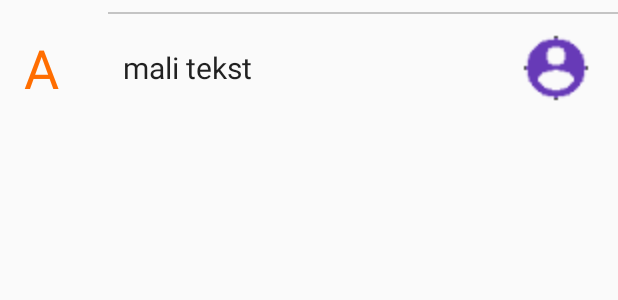
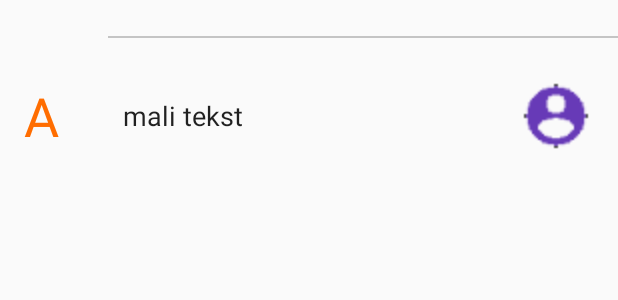
Before and after one commit to milenaasic/ContactTest, an Android app: the layout fragment_contact_item.xml on its own in the app's theme, with its tools: preview values and no code run, on a phone screen of 412 x 824 dp. Shown: the top 300 px of the screen. Run offline under Robolectric (Android 15) with nearby library versions, the phone set to English and light mode, and no system bars.

Commit message:
27-11-17

```diff
--- a/app/src/main/java/com/example/milenaasic/contacttest/DetailFragment.java
+++ b/app/src/main/java/com/example/milenaasic/contacttest/DetailFragment.java
@@ -15,6 +15,7 @@ import android.os.Bundle;
 import android.provider.ContactsContract;
 import android.support.annotation.NonNull;
 import android.support.annotation.Nullable;
+import android.support.constraint.ConstraintLayout;
 import android.support.design.widget.Snackbar;
 import android.support.v4.app.Fragment;
 import android.support.v4.app.LoaderManager;
@@ -75,7 +76,7 @@ public class DetailFragment extends Fragment implements LoaderManager.LoaderCall
 
 
     TextView phoneNumber0;
-    LinearLayout cardView0;
+    ConstraintLayout cardView0;
 
     public DetailFragment() {
         // Required empty public constructor
@@ -121,7 +122,7 @@ public class DetailFragment extends Fragment implements LoaderManager.LoaderCall
         GlideApp.with(this)
                 .load(photoThumbUri)
                 .centerCrop()
-                .error(R.drawable.ikonaobrisplava)
+                .error(R.color.colorPrimary)
                 .into(image);
 
         return rootView;
--- a/app/src/main/java/com/example/milenaasic/contacttest/MainActivity.java
+++ b/app/src/main/java/com/example/milenaasic/contacttest/MainActivity.java
@@ -32,9 +32,9 @@ public class MainActivity extends AppCompatActivity implements ContactsFragment.
     protected void onCreate(Bundle savedInstanceState) {
         super.onCreate(savedInstanceState);
         setContentView(R.layout.activity_main);
-        //Toolbar myToolbar = (Toolbar) findViewById(R.id.mytoolbar);
+        Toolbar myToolbar = (Toolbar) findViewById(R.id.mytoolbar);
 
-        //setSupportActionBar(myToolbar);
+        setSupportActionBar(myToolbar);
         mCoordinatorLayout=findViewById(R.id.containerContactsList);
 
         // ako imas permission ucitaj fragment
--- a/app/src/main/java/com/example/milenaasic/contacttest/MyContactRecyclerViewAdapter.java
+++ b/app/src/main/java/com/example/milenaasic/contacttest/MyContactRecyclerViewAdapter.java
@@ -105,7 +105,7 @@ public class MyContactRecyclerViewAdapter extends RecyclerView.Adapter<MyContact
 
                 GlideApp.with((Fragment) mViewHolderClicked)
                         .load(photoThumbUri)
-                        .error(R.drawable.ic_account_circle_purple_24dp)
+                        .error(R.drawable.icons8_male_user_50)
                         .circleCrop()
                         .into(holder.mItemImageView);
 
--- a/app/src/main/res/drawable/roundcornersrect_shape.xml
+++ b/app/src/main/res/drawable/roundcornersrect_shape.xml
@@ -9,6 +9,6 @@
         android:right="5dp"
         android:top="5dp"/>
 
-    <solid android:color="@color/secondaryTextColor"/>
+    <solid android:color="@color/colorPrimary"/>
 
 </shape>
--- a/app/src/main/res/layout/fragment_contact_item.xml
+++ b/app/src/main/res/layout/fragment_contact_item.xml
@@ -17,11 +17,11 @@
         <FrameLayout
             android:layout_width="match_parent"
             android:layout_height="1dp"
-            android:layout_marginBottom="8dp"
+            android:layout_marginBottom="24dp"
             android:layout_marginLeft="72dp"
             android:layout_marginStart="72dp"
-            android:layout_marginTop="8dp"
 
+            android:layout_marginTop="24dp"
             android:background="@color/cardview_shadow_start_color">
 
         </FrameLayout>
@@ -32,7 +32,9 @@
         android:id="@+id/touchLinearLayout"
         android:layout_width="match_parent"
         android:layout_height="?attr/actionBarSize"
-        android:orientation="horizontal">
+        android:orientation="horizontal"
+        android:paddingBottom="2dp"
+        android:paddingTop="2dp">
 
         <TextView
             android:id="@+id/firstLetterView"
@@ -60,7 +62,7 @@
             android:gravity="center_vertical"
             android:text="mali tekst"
             android:textAppearance="?attr/textAppearanceListItem"
-            android:textSize="@dimen/contactItemTextSize"
+            android:textSize="18sp"
             android:typeface="sans"
             tools:typeface="sans" />
 
@@ -69,14 +71,16 @@
             android:layout_width="0dp"
             android:layout_height="match_parent"
 
+            android:layout_gravity="center_vertical|center_horizontal"
             android:layout_weight="1"
+            android:adjustViewBounds="false"
             android:cropToPadding="false"
-            android:paddingBottom="4dp"
-            android:paddingEnd="4dp"
-            android:paddingLeft="4dp"
-            android:paddingRight="4dp"
-            android:paddingStart="4dp"
-            android:paddingTop="4dp"
+            android:paddingBottom="2dp"
+            android:paddingEnd="2dp"
+            android:paddingLeft="2dp"
+            android:paddingRight="2dp"
+            android:paddingStart="2dp"
+            android:paddingTop="2dp"
             app:srcCompat="@drawable/ic_account_circle_white_purple_24dp"
             tools:cropToPadding="false" />
 
--- a/app/src/main/res/values/colors.xml
+++ b/app/src/main/res/values/colors.xml
@@ -1,10 +1,11 @@
 <?xml version="1.0" encoding="utf-8"?>
 <resources>
-    <color name="colorPrimary">#673ab7</color>
-    <color name="colorPrimaryDark">#320b86</color>
+    <color name="colorPrimary">#c5cae9</color>
+    <color name="colorPrimaryDark">#9499b7</color>
+    <color name="colorAccent1">#880e4f</color>
     <color name="colorAccent">#ff6d00</color>
     <color name="primaryLightColor">#6746c3</color>
-    <color name="primaryTextColor">#ffffff</color>
+    <color name="primaryTextColor">#000000</color>
     <color name="secondaryTextColor">#ffffff</color>
     <color name="statusBarColor">#eeeeee</color>
 
--- a/app/src/main/res/values/styles.xml
+++ b/app/src/main/res/values/styles.xml
@@ -23,7 +23,7 @@
         <item name="colorPrimary">@color/colorPrimary</item>
         <item name="colorPrimaryDark">@color/colorPrimaryDark</item>
         <item name="colorAccent">@color/colorAccent</item>
-        <item name="android:statusBarColor">@color/colorAccent</item>
+
 
     </style>
 
```
Also changed, not shown: app/src/main/res/layout/activity_main.xml (+9 -0 lines), app/src/main/res/layout/fragment_contact_list.xml (+13 -10 lines), app/src/main/res/layout/fragment_detail.xml (+58 -21 lines), app/src/main/res/drawable-xhdpi/icons8_male_user_50.png (added), app/src/main/res/drawable/icons8_male_user_50.png (added), app/src/main/res/icons8_male_user_100.png (added).
